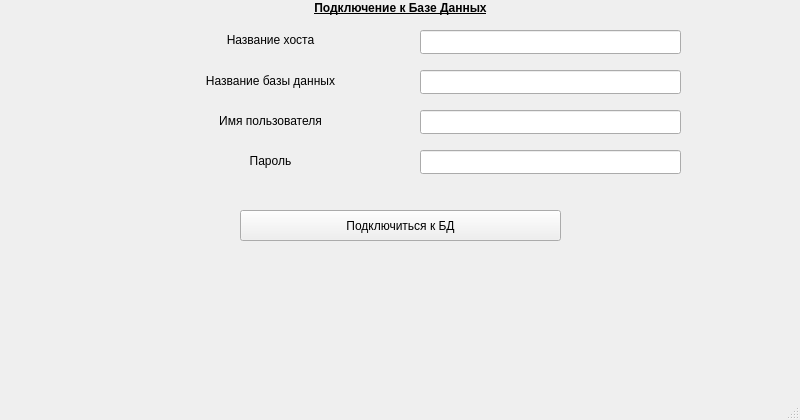
This is Simple_DataBase_Client_Using_Qt/mainwindow.ui in AndrewTer/Training-Tasks-CPP as Qt 5 draws it before an edit. The edited form follows.
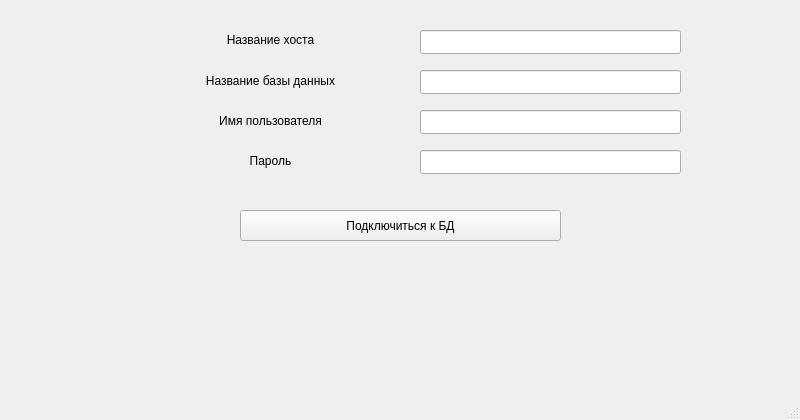
This is the edited form.

What changed in the file:
```diff
--- a/Simple_DataBase_Client_Using_Qt/mainwindow.ui
+++ b/Simple_DataBase_Client_Using_Qt/mainwindow.ui
@@ -62,32 +62,6 @@
      <set>Qt::AlignCenter</set>
     </property>
    </widget>
-   <widget class="QLabel" name="label_db_connect">
-    <property name="geometry">
-     <rect>
-      <x>0</x>
-      <y>0</y>
-      <width>801</width>
-      <height>16</height>
-     </rect>
-    </property>
-    <property name="font">
-     <font>
-      <weight>75</weight>
-      <bold>true</bold>
-      <underline>true</underline>
-     </font>
-    </property>
-    <property name="lineWidth">
-     <number>1</number>
-    </property>
-    <property name="text">
-     <string>Подключение к Базе Данных</string>
-    </property>
-    <property name="alignment">
-     <set>Qt::AlignCenter</set>
-    </property>
-   </widget>
    <widget class="QLabel" name="label_host_name">
     <property name="geometry">
      <rect>
```
